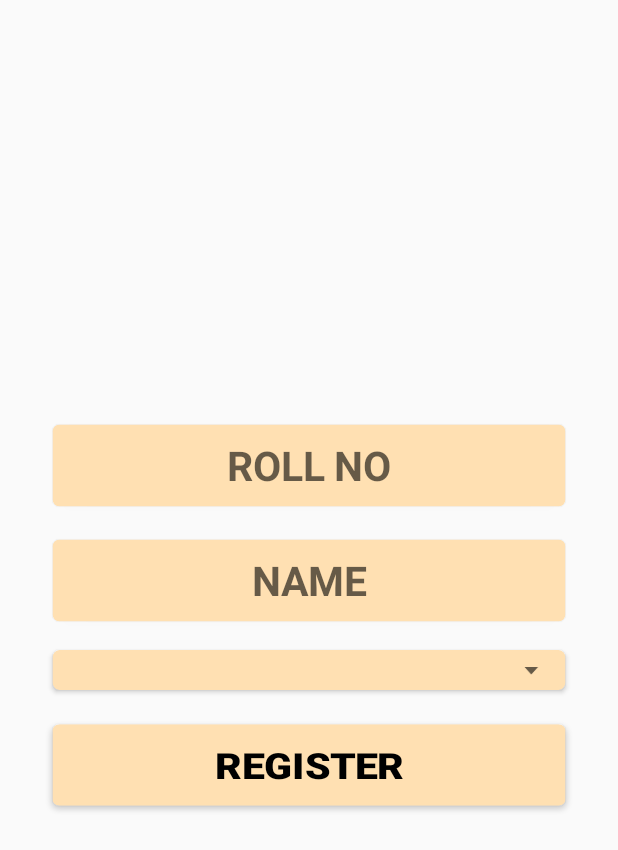
After one commit to avinash1598/Sportsfete19user, an Android app: the layout marathon_reg.xml on its own in the app's theme, with its tools: preview values and no code run, on a phone screen of 412 x 824 dp. The commit adds this screen. Shown: the top 850 px of the screen. Run offline under Robolectric (Android 15) with nearby library versions, the phone set to English and light mode, and no system bars.

Commit message:
marathon registration

```diff
--- /dev/null
+++ b/app/src/main/res/layout/marathon_reg.xml
@@ -0,0 +1,113 @@
+<?xml version="1.0" encoding="utf-8"?>
+<LinearLayout xmlns:android="http://schemas.android.com/apk/res/android"
+    xmlns:app="http://schemas.android.com/apk/res-auto"
+    android:layout_width="match_parent"
+    android:layout_height="match_parent"
+    android:gravity="center_vertical"
+    android:orientation="vertical">
+
+    <android.support.v7.widget.CardView
+        android:layout_width="match_parent"
+        android:layout_height="wrap_content"
+        android:layout_marginBottom="8dp"
+        android:layout_marginLeft="16dp"
+        android:layout_marginRight="16dp"
+        android:padding="20dp"
+        android:scaleX="0.9"
+        android:scaleY="0.9"
+        app:cardBackgroundColor="#FFE0B2"
+        app:cardCornerRadius="5dp">
+
+        <EditText
+            android:id="@+id/user_rollno"
+            android:layout_width="match_parent"
+            android:layout_height="wrap_content"
+            android:layout_margin="10dp"
+            android:background="@android:color/transparent"
+            android:gravity="center"
+            android:hint="ROLL NO"
+            android:inputType="number"
+            android:textColor="#000000"
+            android:textSize="30sp"
+            android:textStyle="bold" />
+    </android.support.v7.widget.CardView>
+
+    <android.support.v7.widget.CardView
+        android:layout_width="match_parent"
+        android:layout_height="wrap_content"
+        android:layout_marginBottom="8dp"
+        android:layout_marginLeft="16dp"
+        android:layout_marginRight="16dp"
+        android:layout_marginTop="8dp"
+        android:padding="20dp"
+        android:scaleX="0.9"
+        android:scaleY="0.9"
+        app:cardBackgroundColor="#FFE0B2"
+        app:cardCornerRadius="5dp">
+
+        <EditText
+            android:id="@+id/user_name"
+            android:layout_width="match_parent"
+            android:layout_height="wrap_content"
+            android:layout_margin="10dp"
+            android:background="@android:color/transparent"
+            android:gravity="center"
+            android:hint="NAME"
+            android:singleLine="true"
+            android:textColor="#000000"
+            android:textSize="30sp"
+            android:textStyle="bold" />
+    </android.support.v7.widget.CardView>
+
+    <android.support.v7.widget.CardView
+        android:layout_width="match_parent"
+        android:layout_height="wrap_content"
+        android:layout_marginBottom="8dp"
+        android:layout_marginLeft="16dp"
+        android:layout_marginRight="16dp"
+        android:layout_marginTop="8dp"
+        android:padding="20dp"
+        android:scaleX="0.9"
+        app:cardBackgroundColor="#FFE0B2"
+        app:cardCornerRadius="5dp">
+
+        <Spinner
+            android:id="@+id/department"
+            android:layout_width="match_parent"
+            android:layout_height="wrap_content"
+            android:layout_margin="1dp"
+            android:gravity="center"
+            android:popupBackground="@drawable/triangle"
+            android:textColor="#000000" />
+
+    </android.support.v7.widget.CardView>
+
+    <android.support.v7.widget.CardView
+        android:layout_width="match_parent"
+        android:layout_height="wrap_content"
+        android:layout_marginLeft="16dp"
+        android:layout_marginRight="16dp"
+        android:layout_marginTop="8dp"
+        android:padding="20dp"
+        android:scaleX="0.9"
+        android:scaleY="0.8"
+        app:cardBackgroundColor="#FFE0B2"
+        app:cardCornerRadius="5dp">
+
+        <Button
+            android:id="@+id/register"
+            android:layout_width="match_parent"
+            android:layout_height="wrap_content"
+            android:layout_margin="10dp"
+            android:background="@android:color/transparent"
+            android:gravity="center"
+            android:singleLine="true"
+            android:text="Register"
+            android:textColor="#000"
+            android:textSize="30sp"
+            android:textStyle="bold" />
+
+    </android.support.v7.widget.CardView>
+
+
+</LinearLayout>
```
Also changed, not shown: app/src/main/java/spider/app/sportsfete/API/ApiInterface.java (+8 -0 lines), app/src/main/java/spider/app/sportsfete/MainActivity.java (+8 -0 lines), app/src/main/java/spider/app/sportsfete/Marathon/CustomAdapter.java (added, +47 -0 lines), app/src/main/java/spider/app/sportsfete/Marathon/MarathonRegistration.java (added, +184 -0 lines), app/src/main/res/layout/dept_spinner_element.xml (added, +16 -0 lines), app/src/main/res/menu/activity_main_drawer.xml (+7 -0 lines), app/src/main/res/drawable/user_registration.png (added).
